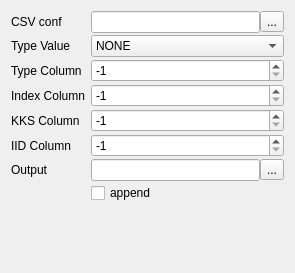
First picture: the form in handlerwgt/dephandlerwidget.ui, repository khomchenkovaa/PortListener, before the edit.
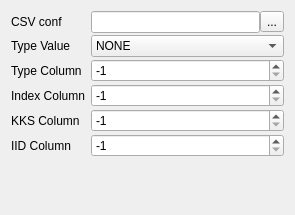
Second picture: the form after the edit.

What changed in the file:
```diff
--- a/handlerwgt/dephandlerwidget.ui
+++ b/handlerwgt/dephandlerwidget.ui
@@ -7,7 +7,7 @@
     <x>0</x>
     <y>0</y>
     <width>295</width>
-    <height>273</height>
+    <height>215</height>
    </rect>
   </property>
   <property name="windowTitle">
@@ -147,37 +147,6 @@
      </property>
     </widget>
    </item>
-   <item row="6" column="0">
-    <widget class="QLabel" name="lblOutputFile">
-     <property name="text">
-      <string>Output</string>
-     </property>
-    </widget>
-   </item>
-   <item row="6" column="1">
-    <layout class="QHBoxLayout" name="horizontalLayout_3">
-     <property name="spacing">
-      <number>0</number>
-     </property>
-     <item>
-      <widget class="QLineEdit" name="editOutputFile"/>
-     </item>
-     <item>
-      <widget class="QToolButton" name="btnOutputFile">
-       <property name="text">
-        <string>...</string>
-       </property>
-      </widget>
-     </item>
-    </layout>
-   </item>
-   <item row="7" column="1">
-    <widget class="QCheckBox" name="chkAppend">
-     <property name="text">
-      <string>append</string>
-     </property>
-    </widget>
-   </item>
   </layout>
  </widget>
  <resources/>
```
